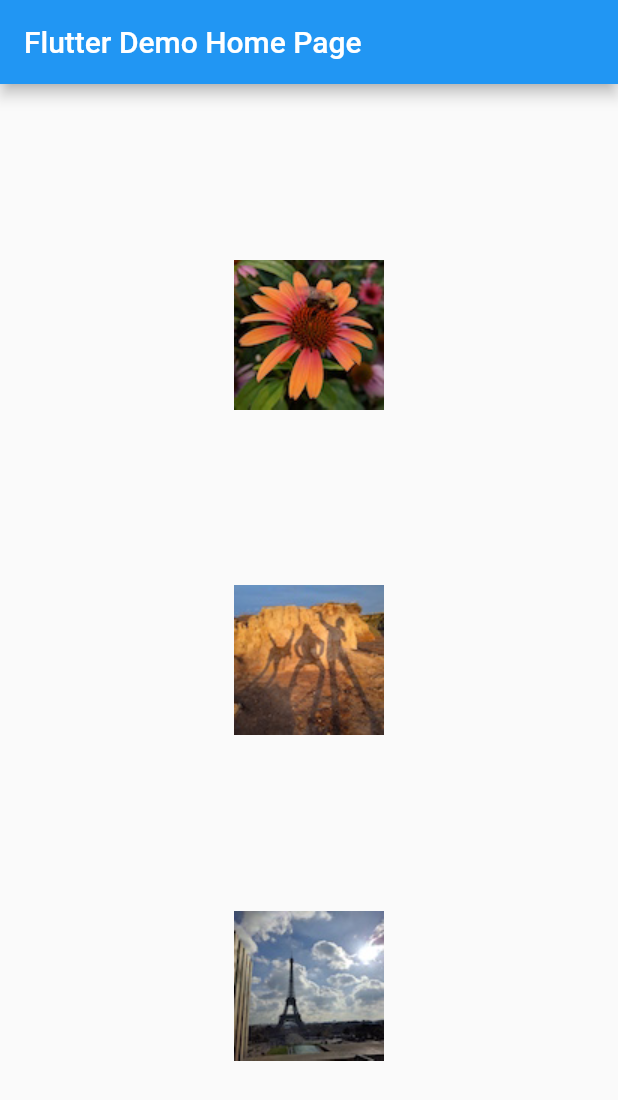
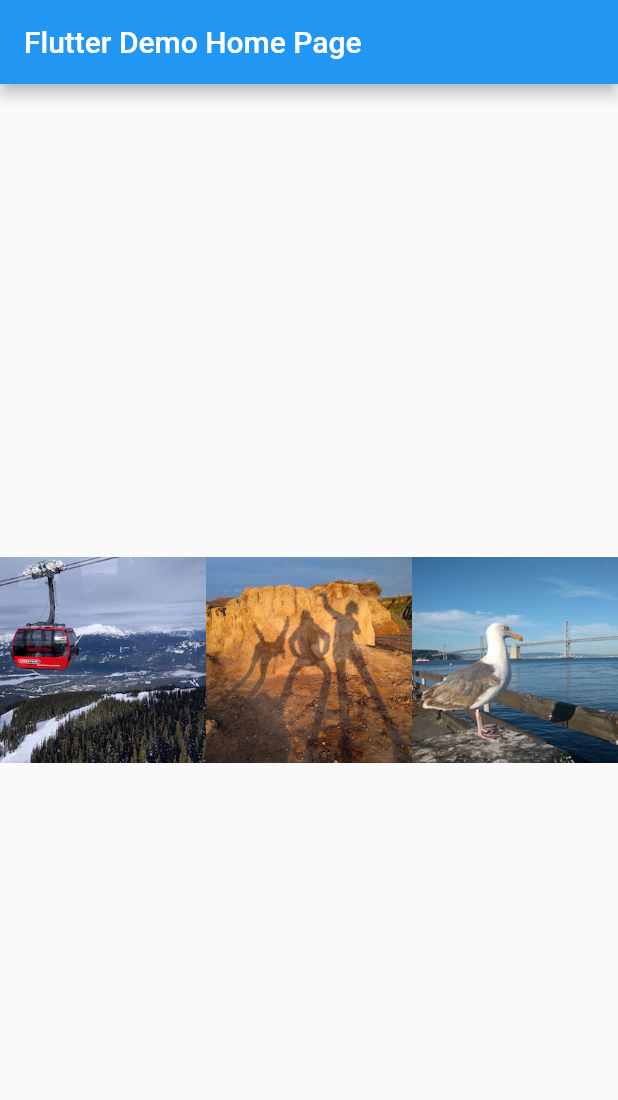
Before and after one commit to napoleon-na/FlutterTutorialsLayout, a Flutter app: the screen it shows after launch, on a phone screen of 412 x 824 dp. Shown: the top 1100 px of the screen. Run offline on Flutter 3.47's test engine with Material 2 defaults, Android fonts, the phone set to English and light mode, and no system bars.

Commit message:
Lay out multiple widgets vertically and horizontally - Sizing widgets

```diff
--- a/lib/main.dart
+++ b/lib/main.dart
@@ -158,14 +158,29 @@ class _MyHomePageState extends State<MyHomePage> {
         title: Text(widget.title),
       ),
       body: Center(
-        child: Column(
-          mainAxisAlignment: MainAxisAlignment.spaceEvenly,
+        child: Row(
+          crossAxisAlignment: CrossAxisAlignment.center,
           children: [
-            Image.asset('images/pic1.jpg'),
-            Image.asset('images/pic2.jpg'),
-            Image.asset('images/pic3.jpg'),
+            Expanded(
+              child: Image.asset('images/pic4.jpg'),
+            ),
+            Expanded(
+              // flex: 2,
+              child: Image.asset('images/pic5.jpg'),
+            ),
+            Expanded(
+              child: Image.asset('images/pic6.jpg'),
+            ),
           ],
-        )
+        ),
+        // child: Column(
+        //   mainAxisAlignment: MainAxisAlignment.spaceEvenly,
+        //   children: [
+        //     Image.asset('images/pic1.jpg'),
+        //     Image.asset('images/pic2.jpg'),
+        //     Image.asset('images/pic3.jpg'),
+        //   ],
+        // )
         // child: Row(
         //   mainAxisAlignment: MainAxisAlignment.spaceEvenly,
         //   children: [
--- a/pubspec.yaml
+++ b/pubspec.yaml
@@ -34,6 +34,9 @@ flutter:
     - images/pic1.jpg
     - images/pic2.jpg
     - images/pic3.jpg
+    - images/pic4.jpg
+    - images/pic5.jpg
+    - images/pic6.jpg
 
   # An image asset can refer to one or more resolution-specific "variants", see
   # https://flutter.io/assets-and-images/#resolution-aware.
```
Also changed, not shown: images/pic4.jpg (added), images/pic5.jpg (added), images/pic6.jpg (added).
